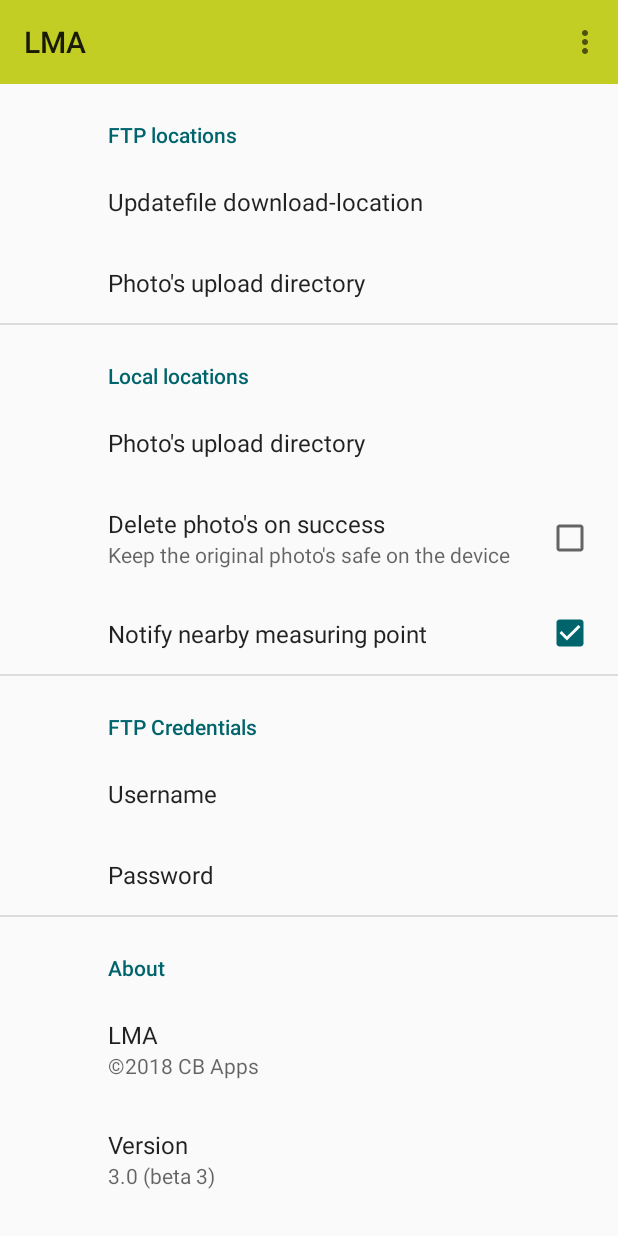
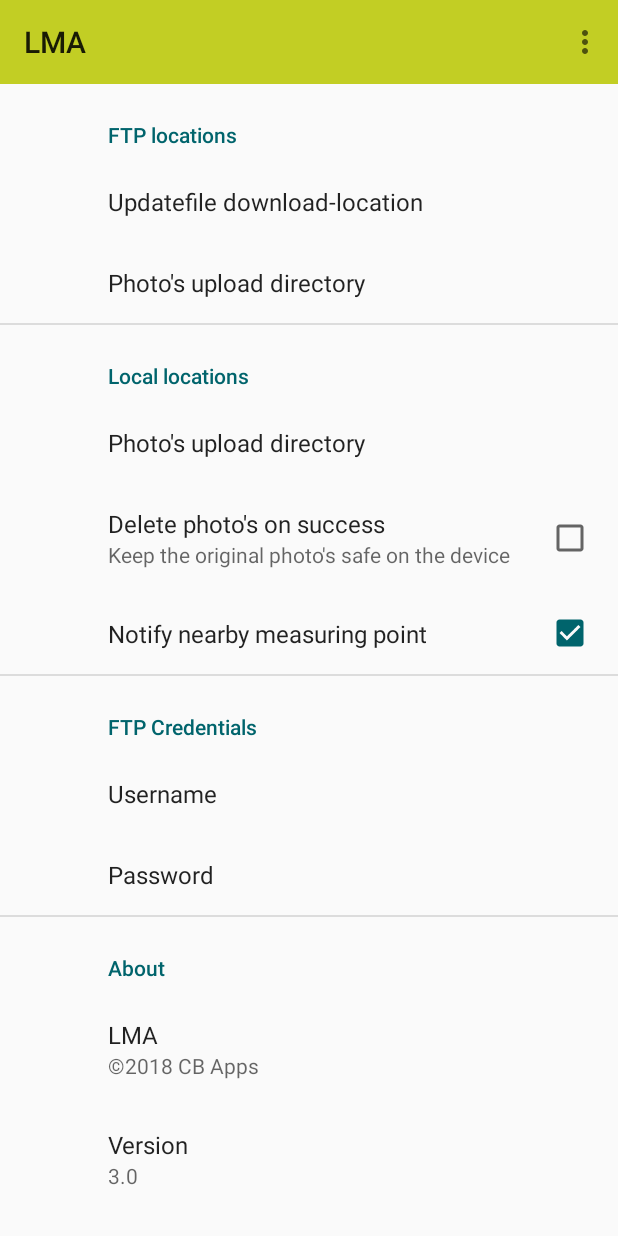
Before and after one commit to CoenB95/KempenGemeenten, an Android app: the screen it shows after launch (MainActivity), in the options menu, after a tap on "Settings", on a phone screen of 412 x 824 dp. Run offline under Robolectric (Android 15) with nearby library versions, the phone set to English and light mode, and no system bars; our stand-ins replace Volley, androidx.preference; libraries missing offline, so code that uses them is left out: com.google.maps.android, com.jakewharton.threetenabp; 2 statements that could not run were skipped.

Commit message:
It's time to introduce version 3.

```diff
--- a/app/build.gradle
+++ b/app/build.gradle
@@ -9,7 +9,7 @@ android {
         minSdkVersion 17
         targetSdkVersion 27
         versionCode 30
-        versionName "3.0 (beta 3)"
+        versionName "3.0"
         vectorDrawables {
             useSupportLibrary true
         }
--- a/app/src/main/res/values/strings.xml
+++ b/app/src/main/res/values/strings.xml
@@ -29,7 +29,7 @@
     <string name="location_upload_updates_ftp">Updatefile upload-directory</string>
     <string name="ftp_locations">FTP locations</string>
     <string name="ftp_credentials">FTP Credentials</string>
-    <string name="version_code" translatable="false">3.0 (beta 3)</string>
+    <string name="version_code" translatable="false">3.0</string>
     <string name="about">About</string>
     <string name="location">Location</string>
     <string name="measured">Measured</string>
```
